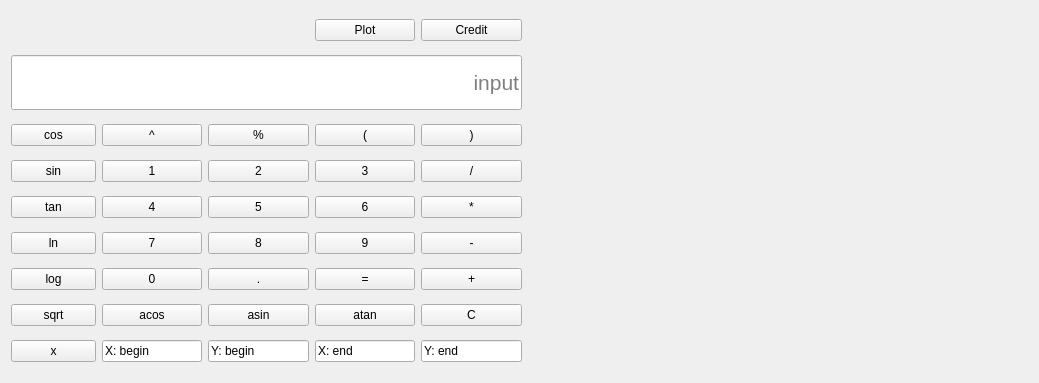
Before: the Qt Designer form src/View/main_calculator/calc.ui in Khashiev/SmartCalc-, drawn with Qt 5.
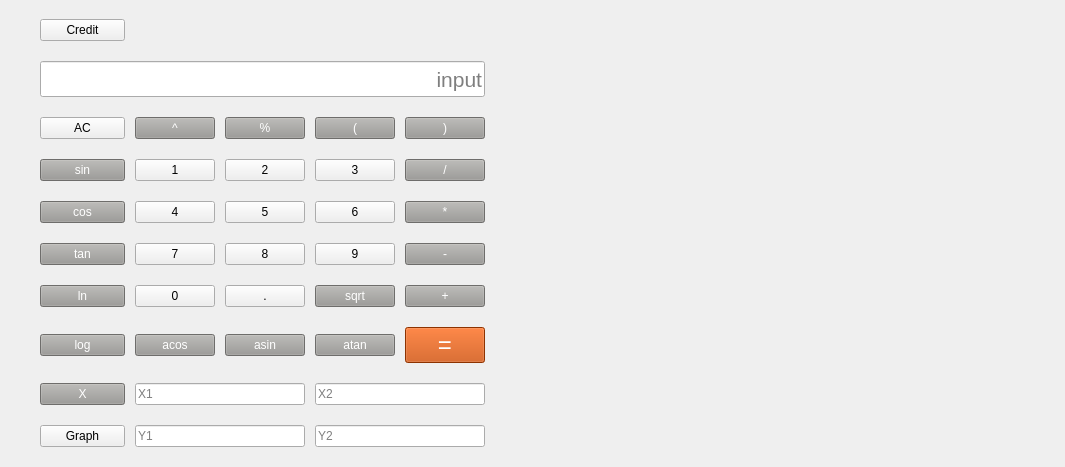
After: the same form once the commit is applied. Custom widgets are drawn as their Qt base class.

What changed in the file:
```diff
--- a/src/View/main_calculator/calc.ui
+++ b/src/View/main_calculator/calc.ui
@@ -6,103 +6,51 @@
    <rect>
     <x>0</x>
     <y>0</y>
-    <width>1039</width>
-    <height>383</height>
+    <width>1065</width>
+    <height>467</height>
    </rect>
   </property>
   <property name="windowTitle">
    <string>SmartCalculator</string>
   </property>
-  <layout class="QGridLayout" name="gridLayout">
-   <item row="2" column="1">
-    <widget class="QPushButton" name="pushButton_pow">
-     <property name="text">
-      <string>^</string>
+  <layout class="QGridLayout" name="gridLayout" rowstretch="0,0,0,0,0,0,0,0,0,0" columnstretch="0,0,0,0,0,0">
+   <property name="leftMargin">
+    <number>40</number>
+   </property>
+   <property name="topMargin">
+    <number>9</number>
+   </property>
+   <property name="rightMargin">
+    <number>70</number>
+   </property>
+   <property name="bottomMargin">
+    <number>9</number>
+   </property>
+   <property name="spacing">
+    <number>10</number>
+   </property>
+   <item row="6" column="4">
+    <widget class="QPushButton" name="pushButton_plus">
+     <property name="styleSheet">
+      <string notr="true">background-color: rgb(154, 153, 150);
+color: rgb(255, 255, 255);</string>
      </property>
-    </widget>
-   </item>
-   <item row="2" column="0">
-    <widget class="QPushButton" name="pushButton_cos">
-     <property name="sizeIncrement">
-      <size>
-       <width>0</width>
-       <height>0</height>
-      </size>
-     </property>
-     <property name="baseSize">
-      <size>
-       <width>0</width>
-       <height>0</height>
-      </size>
-     </property>
      <property name="text">
-      <string>cos</string>
-     </property>
-    </widget>
-   </item>
-   <item row="4" column="0">
-    <widget class="QPushButton" name="pushButton_tan">
-     <property name="text">
-      <string>tan</string>
-     </property>
-    </widget>
-   </item>
-   <item row="5" column="4">
-    <widget class="QPushButton" name="pushButton_minus">
-     <property name="text">
-      <string>-</string>
-     </property>
-    </widget>
-   </item>
-   <item row="6" column="0">
-    <widget class="QPushButton" name="pushButton_log">
-     <property name="text">
-      <string>log</string>
-     </property>
-    </widget>
-   </item>
-   <item row="5" column="0">
-    <widget class="QPushButton" name="pushButton_ln">
-     <property name="text">
-      <string>ln</string>
+      <string>+</string>
      </property>
     </widget>
    </item>
    <item row="4" column="4">
     <widget class="QPushButton" name="pushButton_mult">
+     <property name="styleSheet">
+      <string notr="true">background-color: rgb(154, 153, 150);
+color: rgb(255, 255, 255);</string>
+     </property>
      <property name="text">
       <string>*</string>
      </property>
     </widget>
    </item>
-   <item row="7" column="4">
-    <widget class="QPushButton" name="pushButton_C">
-     <property name="text">
-      <string>C</string>
-     </property>
-    </widget>
-   </item>
-   <item row="5" column="2">
-    <widget class="QPushButton" name="pushButton_8">
-     <property name="text">
-      <string>8</string>
-     </property>
-    </widget>
-   </item>
-   <item row="7" column="3">
-    <widget class="QPushButton" name="pushButton_atan">
-     <property name="text">
-      <string>atan</string>
-     </property>
-    </widget>
-   </item>
-   <item row="4" column="1">
-    <widget class="QPushButton" name="pushButton_4">
-     <property name="text">
-      <string>4</string>
-     </property>
-    </widget>
-   </item>
    <item row="5" column="1">
     <widget class="QPushButton" name="pushButton_7">
      <property name="text">
@@ -110,55 +58,6 @@
      </property>
     </widget>
    </item>
-   <item row="6" column="1">
-    <widget class="QPushButton" name="pushButton_0">
-     <property name="text">
-      <string>0</string>
-     </property>
-    </widget>
-   </item>
-   <item row="3" column="1">
-    <widget class="QPushButton" name="pushButton_1">
-     <property name="text">
-      <string>1</string>
-     </property>
-    </widget>
-   </item>
-   <item row="3" column="2">
-    <widget class="QPushButton" name="pushButton_2">
-     <property name="text">
-      <string>2</string>
-     </property>
-    </widget>
-   </item>
-   <item row="7" column="1">
-    <widget class="QPushButton" name="pushButton_acos">
-     <property name="text">
-      <string>acos</string>
-     </property>
-    </widget>
-   </item>
-   <item row="2" column="4">
-    <widget class="QPushButton" name="pushButton_square_close">
-     <property name="text">
-      <string>)</string>
-     </property>
-    </widget>
-   </item>
-   <item row="2" column="2">
-    <widget class="QPushButton" name="pushButton_mod">
-     <property name="text">
-      <string>%</string>
-     </property>
-    </widget>
-   </item>
-   <item row="2" column="3">
-    <widget class="QPushButton" name="pushButton_square_open">
-     <property name="text">
-      <string>(</string>
-     </property>
-    </widget>
-   </item>
    <item row="5" column="3">
     <widget class="QPushButton" name="pushButton_9">
      <property name="text">
@@ -166,27 +65,6 @@
      </property>
     </widget>
    </item>
-   <item row="3" column="4">
-    <widget class="QPushButton" name="pushButton_div">
-     <property name="text">
-      <string>/</string>
-     </property>
-    </widget>
-   </item>
-   <item row="6" column="4">
-    <widget class="QPushButton" name="pushButton_plus">
-     <property name="text">
-      <string>+</string>
-     </property>
-    </widget>
-   </item>
-   <item row="3" column="0">
-    <widget class="QPushButton" name="pushButton_sin">
-     <property name="text">
-      <string>sin</string>
-     </property>
-    </widget>
-   </item>
    <item row="4" column="2">
     <widget class="QPushButton" name="pushButton_5">
      <property name="text">
@@ -194,24 +72,42 @@
      </property>
     </widget>
    </item>
-   <item row="7" column="0">
-    <widget class="QPushButton" name="pushButton_sqrt">
+   <item row="2" column="2">
+    <widget class="QPushButton" name="pushButton_mod">
+     <property name="styleSheet">
+      <string notr="true">background-color: rgb(154, 153, 150);
+color: rgb(255, 255, 255);</string>
+     </property>
      <property name="text">
-      <string>sqrt</string>
+      <string>%</string>
      </property>
     </widget>
    </item>
-   <item row="3" column="3">
-    <widget class="QPushButton" name="pushButton_3">
+   <item row="5" column="4">
+    <widget class="QPushButton" name="pushButton_minus">
+     <property name="styleSheet">
+      <string notr="true">background-color: rgb(154, 153, 150);
+color: rgb(255, 255, 255);</string>
+     </property>
      <property name="text">
-      <string>3</string>
+      <string>-</string>
      </property>
     </widget>
    </item>
-   <item row="7" column="2">
-    <widget class="QPushButton" name="pushButton_asin">
+   <item row="3" column="1">
+    <widget class="QPushButton" name="pushButton_1">
      <property name="text">
-      <string>asin</string>
+      <string>1</string>
+     </property>
+    </widget>
+   </item>
+   <item row="0" column="5" rowspan="10">
+    <widget class="QCustomPlot" name="widget" native="true">
+     <property name="minimumSize">
+      <size>
+       <width>500</width>
+       <height>0</height>
+      </size>
      </property>
     </widget>
    </item>
@@ -225,8 +121,20 @@
      </property>
      <property name="maximumSize">
       <size>
-       <width>16777215</width>
-       <height>55</height>
+       <width>16777208</width>
+       <height>36</height>
+      </size>
+     </property>
+     <property name="sizeIncrement">
+      <size>
+       <width>0</width>
+       <height>0</height>
+      </size>
+     </property>
+     <property name="baseSize">
+      <size>
+       <width>0</width>
+       <height>0</height>
       </size>
      </property>
      <property name="font">
@@ -251,13 +159,6 @@
      </property>
     </widget>
    </item>
-   <item row="6" column="2">
-    <widget class="QPushButton" name="pushButton_dot">
-     <property name="text">
-      <string>.</string>
-     </property>
-    </widget>
-   </item>
    <item row="4" column="3">
     <widget class="QPushButton" name="pushButton_6">
      <property name="text">
@@ -265,23 +166,72 @@
      </property>
     </widget>
    </item>
-   <item row="6" column="3">
-    <widget class="QPushButton" name="pushButton_eq">
+   <item row="5" column="2">
+    <widget class="QPushButton" name="pushButton_8">
      <property name="text">
-      <string>=</string>
+      <string>8</string>
      </property>
     </widget>
    </item>
-   <item row="0" column="5" rowspan="9">
-    <widget class="QCustomPlot" name="widget" native="true">
-     <property name="minimumSize">
+   <item row="2" column="4">
+    <widget class="QPushButton" name="pushButton_square_close">
+     <property name="styleSheet">
+      <string notr="true">background-color: rgb(154, 153, 150);
+color: rgb(255, 255, 255);</string>
+     </property>
+     <property name="text">
+      <string>)</string>
+     </property>
+    </widget>
+   </item>
+   <item row="7" column="3">
+    <widget class="QPushButton" name="pushButton_atan">
+     <property name="styleSheet">
+      <string notr="true">background-color: rgb(154, 153, 150);
+color: rgb(255, 255, 255);</string>
+     </property>
+     <property name="text">
+      <string>atan</string>
+     </property>
+    </widget>
+   </item>
+   <item row="9" column="0">
+    <widget class="QPushButton" name="pushButton_drawGraph">
+     <property name="text">
+      <string>Graph</string>
+     </property>
+     <property name="iconSize">
       <size>
-       <width>500</width>
-       <height>0</height>
+       <width>16</width>
+       <height>16</height>
       </size>
      </property>
     </widget>
    </item>
+   <item row="4" column="1">
+    <widget class="QPushButton" name="pushButton_4">
+     <property name="text">
+      <string>4</string>
+     </property>
+    </widget>
+   </item>
+   <item row="2" column="0">
+    <widget class="QPushButton" name="pushButton_C">
+     <property name="styleSheet">
+      <string notr="true"/>
+     </property>
+     <property name="text">
+      <string>AC</string>
+     </property>
+    </widget>
+   </item>
+   <item row="3" column="3">
+    <widget class="QPushButton" name="pushButton_3">
+     <property name="text">
+      <string>3</string>
+     </property>
+    </widget>
+   </item>
    <item row="8" column="0">
     <widget class="QPushButton" name="pushButton_x">
      <property name="minimumSize">
@@ -290,50 +240,229 @@
        <height>0</height>
       </size>
      </property>
+     <property name="styleSheet">
+      <string notr="true">background-color: rgb(154, 153, 150);
+color: rgb(255, 255, 255);</string>
+     </property>
      <property name="text">
-      <string>x</string>
+      <string>X</string>
      </property>
     </widget>
    </item>
-   <item row="8" column="1">
-    <widget class="QLineEdit" name="xBeginLine">
+   <item row="3" column="4">
+    <widget class="QPushButton" name="pushButton_div">
+     <property name="styleSheet">
+      <string notr="true">background-color: rgb(154, 153, 150);
+color: rgb(255, 255, 255);</string>
+     </property>
      <property name="text">
-      <string>X: begin</string>
+      <string>/</string>
      </property>
     </widget>
    </item>
-   <item row="8" column="2">
+   <item row="7" column="2">
+    <widget class="QPushButton" name="pushButton_asin">
+     <property name="styleSheet">
+      <string notr="true">background-color: rgb(154, 153, 150);
+color: rgb(255, 255, 255);</string>
+     </property>
+     <property name="text">
+      <string>asin</string>
+     </property>
+    </widget>
+   </item>
+   <item row="6" column="2">
+    <widget class="QPushButton" name="pushButton_dot">
+     <property name="text">
+      <string>.</string>
+     </property>
+    </widget>
+   </item>
+   <item row="3" column="0">
+    <widget class="QPushButton" name="pushButton_sin">
+     <property name="styleSheet">
+      <string notr="true">background-color: rgb(154, 153, 150);
+color: rgb(255, 255, 255);</string>
+     </property>
+     <property name="text">
+      <string>sin</string>
+     </property>
+    </widget>
+   </item>
+   <item row="7" column="1">
+    <widget class="QPushButton" name="pushButton_acos">
+     <property name="styleSheet">
+      <string notr="true">background-color: rgb(154, 153, 150);
+color: rgb(255, 255, 255);</string>
+     </property>
+     <property name="text">
+      <string>acos</string>
+     </property>
+    </widget>
+   </item>
+   <item row="2" column="3">
+    <widget class="QPushButton" name="pushButton_square_open">
+     <property name="styleSheet">
+      <string notr="true">background-color: rgb(154, 153, 150);
+color: rgb(255, 255, 255);</string>
+     </property>
+     <property name="text">
+      <string>(</string>
+     </property>
+    </widget>
+   </item>
+   <item row="3" column="2">
+    <widget class="QPushButton" name="pushButton_2">
+     <property name="text">
+      <string>2</string>
+     </property>
+    </widget>
+   </item>
+   <item row="2" column="1">
+    <widget class="QPushButton" name="pushButton_pow">
+     <property name="styleSheet">
+      <string notr="true">background-color: rgb(154, 153, 150);
+color: rgb(255, 255, 255);</string>
+     </property>
+     <property name="text">
+      <string>^</string>
+     </property>
+    </widget>
+   </item>
+   <item row="6" column="1">
+    <widget class="QPushButton" name="pushButton_0">
+     <property name="text">
+      <string>0</string>
+     </property>
+    </widget>
+   </item>
+   <item row="0" column="0">
+    <widget class="QPushButton" name="pushButton_credit">
+     <property name="text">
+      <string>Credit</string>
+     </property>
+    </widget>
+   </item>
+   <item row="7" column="4">
+    <widget class="QPushButton" name="pushButton_eq">
+     <property name="font">
+      <font>
+       <pointsize>18</pointsize>
+      </font>
+     </property>
+     <property name="styleSheet">
+      <string notr="true">color: rgb(255, 255, 255);
+background-color: rgb(198, 70, 0);</string>
+     </property>
+     <property name="text">
+      <string>=</string>
+     </property>
+    </widget>
+   </item>
+   <item row="9" column="1" colspan="2">
     <widget class="QLineEdit" name="yBeginLine">
      <property name="text">
-      <string>Y: begin</string>
+      <string/>
+     </property>
+     <property name="placeholderText">
+      <string>Y1</string>
      </property>
     </widget>
    </item>
-   <item row="8" column="3">
+   <item row="8" column="3" colspan="2">
     <widget class="QLineEdit" name="xEndLine">
      <property name="text">
-      <string>X: end</string>
+      <string/>
+     </property>
+     <property name="placeholderText">
+      <string>X2</string>
      </property>
     </widget>
    </item>
-   <item row="8" column="4">
+   <item row="9" column="3" colspan="2">
     <widget class="QLineEdit" name="yEndLine">
      <property name="text">
-      <string>Y: end</string>
+      <string/>
      </property>
+     <property name="placeholderText">
+      <string>Y2</string>
+     </property>
     </widget>
    </item>
-   <item row="0" column="4">
-    <widget class="QPushButton" name="pushButton_credit">
+   <item row="4" column="0">
+    <widget class="QPushButton" name="pushButton_cos">
+     <property name="sizeIncrement">
+      <size>
+       <width>0</width>
+       <height>0</height>
+      </size>
+     </property>
+     <property name="baseSize">
+      <size>
+       <width>0</width>
+       <height>0</height>
+      </size>
+     </property>
+     <property name="styleSheet">
+      <string notr="true">background-color: rgb(154, 153, 150);
+color: rgb(255, 255, 255);</string>
+     </property>
      <property name="text">
-      <string>Credit</string>
+      <string>cos</string>
      </property>
     </widget>
    </item>
-   <item row="0" column="3">
-    <widget class="QPushButton" name="pushButton_drawGraph">
+   <item row="7" column="0">
+    <widget class="QPushButton" name="pushButton_log">
+     <property name="styleSheet">
+      <string notr="true">background-color: rgb(154, 153, 150);
+color: rgb(255, 255, 255);</string>
+     </property>
      <property name="text">
-      <string>Plot</string>
+      <string>log</string>
+     </property>
+    </widget>
+   </item>
+   <item row="6" column="0">
+    <widget class="QPushButton" name="pushButton_ln">
+     <property name="styleSheet">
+      <string notr="true">background-color: rgb(154, 153, 150);
+color: rgb(255, 255, 255);</string>
+     </property>
+     <property name="text">
+      <string>ln</string>
+     </property>
+    </widget>
+   </item>
+   <item row="5" column="0">
+    <widget class="QPushButton" name="pushButton_tan">
+     <property name="styleSheet">
+      <string notr="true">background-color: rgb(154, 153, 150);
+color: rgb(255, 255, 255);</string>
+     </property>
+     <property name="text">
+      <string>tan</string>
+     </property>
+    </widget>
+   </item>
+   <item row="6" column="3">
+    <widget class="QPushButton" name="pushButton_sqrt">
+     <property name="styleSheet">
+      <string notr="true">background-color: rgb(154, 153, 150);
+color: rgb(255, 255, 255);</string>
+     </property>
+     <property name="text">
+      <string>sqrt</string>
+     </property>
+    </widget>
+   </item>
+   <item row="8" column="1" colspan="2">
+    <widget class="QLineEdit" name="xBeginLine">
+     <property name="text">
+      <string/>
+     </property>
+     <property name="placeholderText">
+      <string>X1</string>
      </property>
     </widget>
    </item>
```
Left out of the diff: 3 changed lines with no effect on the pictures.
